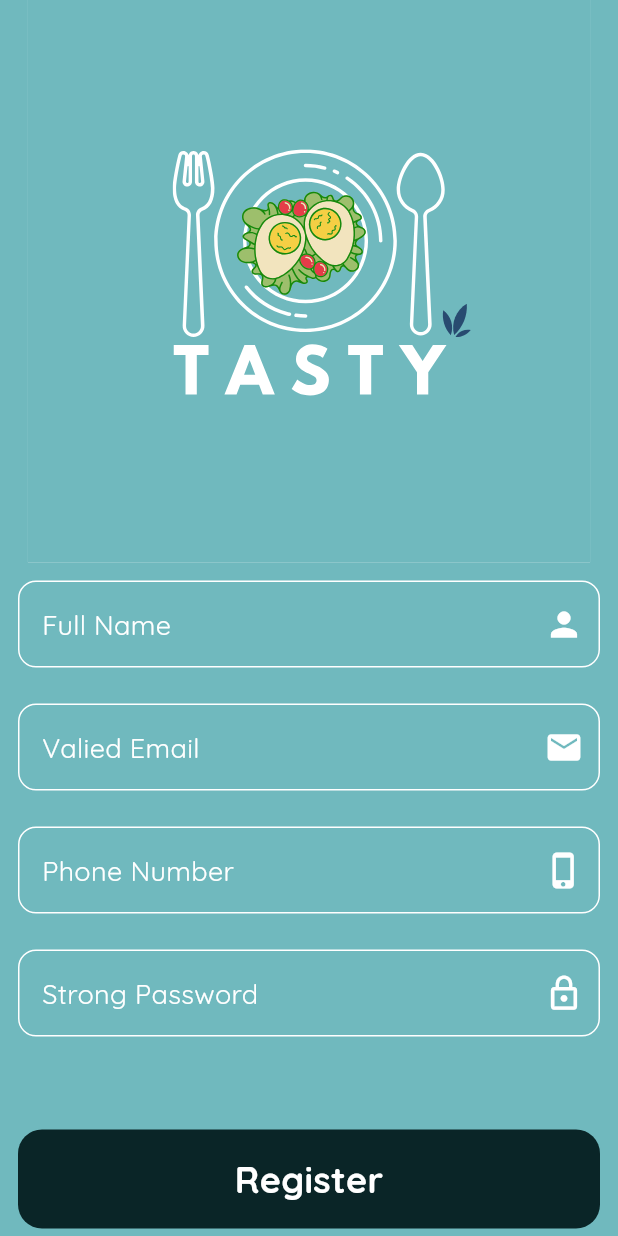
After one commit to mano299/food_recipes, a Flutter app: the RegisterPage screen opened directly, after a tap on "Register", on a phone screen of 412 x 824 dp. The commit adds this screen. Run offline on Flutter 3.47's test engine with Material 3 defaults, Android fonts, the phone set to English and light mode, and no system bars; our stand-ins replace firebase_auth, firebase_core, flutter_svg; accounts and stored records are empty.

Commit message:
add register user method

```diff
--- /dev/null
+++ b/lib/app/features/welcome/presentation/widgets/register_page_body.dart
@@ -0,0 +1,105 @@
+import 'dart:developer';
+
+import 'package:flutter/material.dart';
+import 'package:flutter_svg/svg.dart';
+import 'package:food_recipes/app/features/welcome/presentation/widgets/custom_button.dart';
+import 'package:food_recipes/app/features/welcome/presentation/widgets/custom_text_field.dart';
+import 'package:firebase_auth/firebase_auth.dart';
+
+class RegisterPageBody extends StatelessWidget {
+  RegisterPageBody({
+    super.key,
+  });
+  String? name, email, phoneNumber, password;
+  @override
+  Widget build(BuildContext context) {
+    return Padding(
+      padding: const EdgeInsets.symmetric(horizontal: 12),
+      child: SingleChildScrollView(
+        child: Column(
+          children: [
+            SvgPicture.asset("assets/photos/foodLogo.svg"),
+            Customtextfield(
+              hint: "Full Name",
+              icon: Icons.person,
+              onChanged: (value) {
+                name = value;
+              },
+            ),
+            Customtextfield(
+              hint: "Valied Email",
+              icon: Icons.email,
+              onChanged: (value) {
+                email = value;
+              },
+            ),
+            Customtextfield(
+              hint: "Phone Number",
+              icon: Icons.phone_iphone_outlined,
+              onChanged: (value) {
+                phoneNumber = value;
+              },
+            ),
+            Customtextfield(
+              hint: "Strong Password",
+              icon: Icons.lock_outline,
+              onChanged: (value) {
+                password = value;
+              },
+            ),
+            SizedBox(
+              height: 50,
+            ),
+            CustomButton(
+              label: "Register",
+              onTap: () async {
+                try {
+                  await RegisterUser();
+
+                  log("message");
+                } on FirebaseAuthException catch (e) {
+                  if (e.code == 'weak-password') {
+                    print('The password provided is too weak.');
+                  } else if (e.code == 'email-already-in-use') {
+                    print('The account already exists for that email.');
+                  }
+                } catch (e) {
+                  print(e);
+                }
+              },
+            ),
+            SizedBox(
+              height: 18,
+            ),
+            Row(
+              mainAxisAlignment: MainAxisAlignment.center,
+              children: [
+                Text(
+                  "Already a member ",
+                  style: TextStyle(color: Colors.white),
+                ),
+                InkWell(
+                    onTap: () async {},
+                    child: Text(
+                      "Login",
+                      style: TextStyle(color: Color(0xff0A2527)),
+                    ))
+              ],
+            ),
+            SizedBox(
+              height: 20,
+            ),
+          ],
+        ),
+      ),
+    );
+  }
+
+  Future<void> RegisterUser() async {
+    UserCredential userCredential =
+        await FirebaseAuth.instance.createUserWithEmailAndPassword(
+      email: email!,
+      password: password!,
+    );
+  }
+}
--- a/lib/constant.dart
+++ b/lib/constant.dart
@@ -1,3 +1,3 @@
 import 'package:flutter/material.dart';
 
-Color kPrimaryColor = Color(0xff6DB5BA);
+Color kPrimaryColor = Color(0xff70B9BE);
```
Also changed, not shown: lib/app/features/welcome/presentation/widgets/register_section.dart (deleted, +0 -36 lines), lib/app/features/welcome/presentation/widgets/user_input_data_section.dart (deleted, +0 -19 lines), lib/app/features/welcome/register_page.dart (+4 -18 lines), lib/main.dart (+7 -1 lines).
